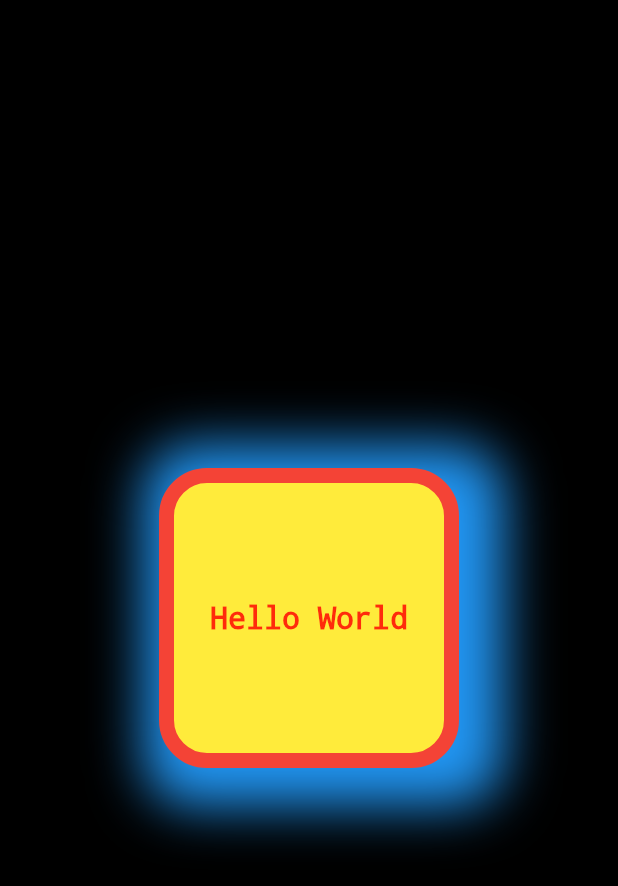
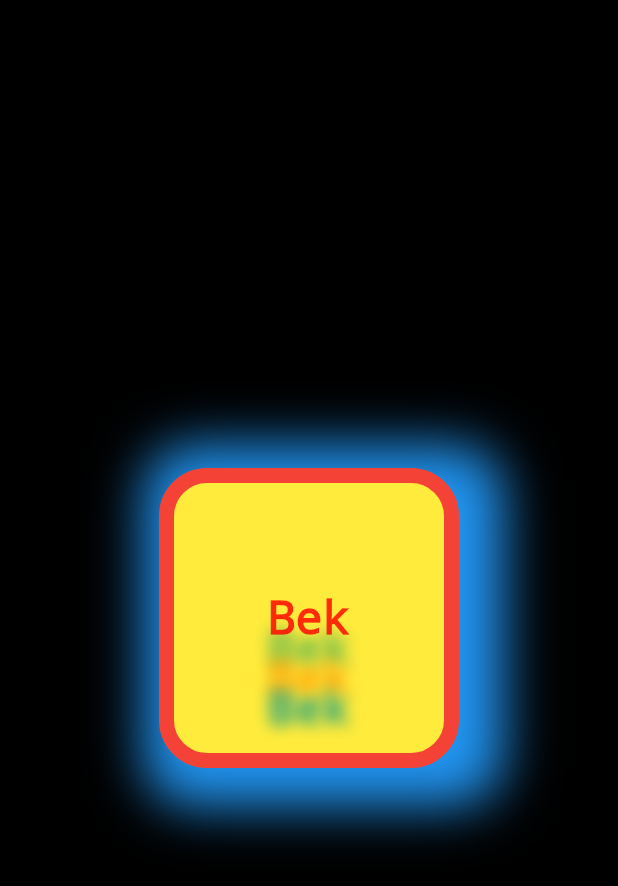
Before and after one commit to bek-n/intro_flutter, a Flutter app: the screen it shows after launch, on a phone screen of 412 x 824 dp. Shown: the top 886 px of the screen. Run offline on Flutter 3.47's test engine with Material 2 defaults, Android fonts, the phone set to English and light mode, and no system bars.

Commit message:
text shadow

```diff
--- a/lib/4 - dars. Border/border.dart
+++ b/lib/4 - dars. Border/border.dart
@@ -25,9 +25,24 @@ class MyApp extends StatelessWidget {
                     border: Border.all(color: Colors.red, width: 10)),
                 child: const Center(
                   child: Text(
-                    'Hello World',
+                    'Bek',
                     style: TextStyle(
-                        decoration: TextDecoration.none, fontSize: 20),
+                        decoration: TextDecoration.none,
+                        fontSize: 30,
+                        shadows: [
+                          Shadow(
+                              color: Colors.green,
+                              blurRadius: 12,
+                              offset: Offset(0, 20)),
+                          Shadow(
+                              color: Colors.orange,
+                              blurRadius: 12,
+                              offset: Offset(0, 40)),
+                          Shadow(
+                              color: Colors.teal,
+                              blurRadius: 12,
+                              offset: Offset(0, 60))
+                        ]),
                   ),
                 ),
               ),
```
